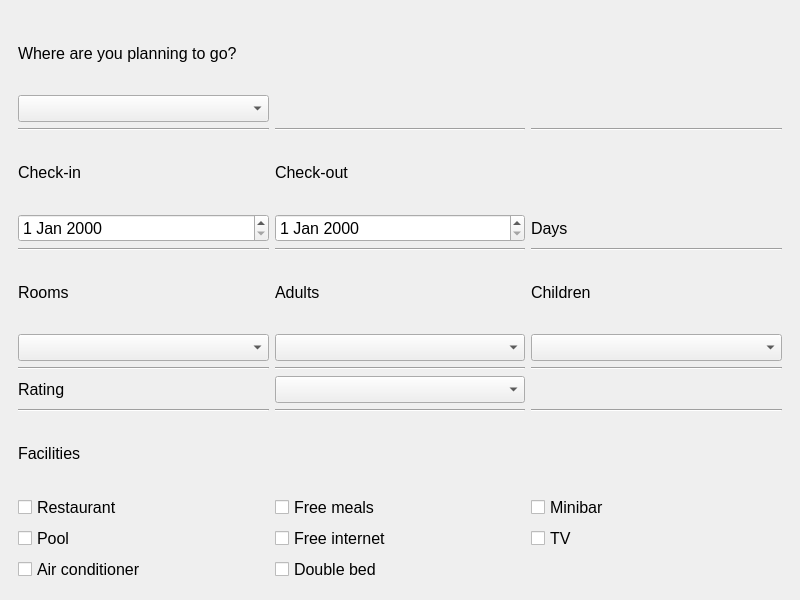
The window that Front/form.ui (veeyslaw/hotelDB) describes before a commit, drawn with Qt 5.
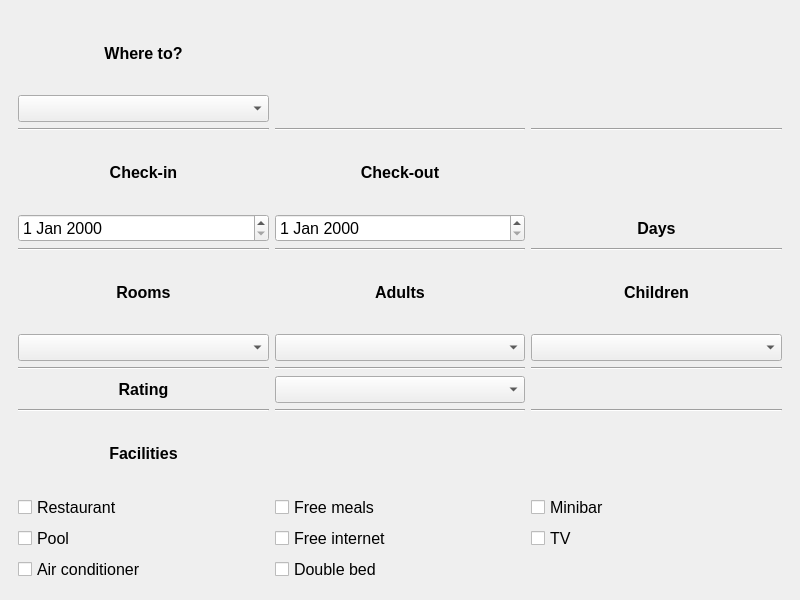
The same window after the commit. The open tabs and pages were chosen to show the change. Icons and pictures are not drawn.

Commit message: Update book page fonts

The edit to the form file:
```diff
--- a/Front/form.ui
+++ b/Front/form.ui
@@ -74,6 +74,16 @@
        </layout>
       </widget>
       <widget class="QWidget" name="book_page">
+       <property name="font">
+        <font>
+         <pointsize>12</pointsize>
+         <weight>50</weight>
+         <bold>false</bold>
+        </font>
+       </property>
+       <property name="autoFillBackground">
+        <bool>false</bool>
+       </property>
        <layout class="QGridLayout" name="gridLayout_3">
         <item row="15" column="1">
          <widget class="QCheckBox" name="free_meals_check_box">
@@ -91,9 +101,19 @@
         </item>
         <item row="3" column="1">
          <widget class="QLabel" name="check_out_label">
+          <property name="font">
+           <font>
+            <pointsize>12</pointsize>
+            <weight>75</weight>
+            <bold>true</bold>
+           </font>
+          </property>
           <property name="text">
            <string>Check-out</string>
           </property>
+          <property name="alignment">
+           <set>Qt::AlignCenter</set>
+          </property>
          </widget>
         </item>
         <item row="11" column="1">
@@ -101,15 +121,35 @@
         </item>
         <item row="6" column="1">
          <widget class="QLabel" name="adult_label">
+          <property name="font">
+           <font>
+            <pointsize>12</pointsize>
+            <weight>75</weight>
+            <bold>true</bold>
+           </font>
+          </property>
           <property name="text">
            <string>Adults</string>
           </property>
+          <property name="alignment">
+           <set>Qt::AlignCenter</set>
+          </property>
          </widget>
         </item>
         <item row="0" column="0">
          <widget class="QLabel" name="city_label">
+          <property name="font">
+           <font>
+            <pointsize>12</pointsize>
+            <weight>75</weight>
+            <bold>true</bold>
+           </font>
+          </property>
           <property name="text">
-           <string>Where are you planning to go?</string>
+           <string>Where to?</string>
+          </property>
+          <property name="alignment">
+           <set>Qt::AlignCenter</set>
           </property>
          </widget>
         </item>
@@ -122,9 +162,19 @@
         </item>
         <item row="6" column="0">
          <widget class="QLabel" name="rooms_label">
+          <property name="font">
+           <font>
+            <pointsize>12</pointsize>
+            <weight>75</weight>
+            <bold>true</bold>
+           </font>
+          </property>
           <property name="text">
            <string>Rooms</string>
           </property>
+          <property name="alignment">
+           <set>Qt::AlignCenter</set>
+          </property>
          </widget>
         </item>
         <item row="8" column="0">
@@ -139,9 +189,19 @@
         </item>
         <item row="3" column="0">
          <widget class="QLabel" name="check_in_label">
+          <property name="font">
+           <font>
+            <pointsize>12</pointsize>
+            <weight>75</weight>
+            <bold>true</bold>
+           </font>
+          </property>
           <property name="text">
            <string>Check-in</string>
           </property>
+          <property name="alignment">
+           <set>Qt::AlignCenter</set>
+          </property>
          </widget>
         </item>
         <item row="2" column="1">
@@ -160,9 +220,19 @@
         </item>
         <item row="11" column="0">
          <widget class="QLabel" name="rating_label">
+          <property name="font">
+           <font>
+            <pointsize>12</pointsize>
+            <weight>75</weight>
+            <bold>true</bold>
+           </font>
+          </property>
           <property name="text">
            <string>Rating</string>
           </property>
+          <property name="alignment">
+           <set>Qt::AlignCenter</set>
+          </property>
          </widget>
         </item>
         <item row="4" column="1">
@@ -187,9 +257,19 @@
         </item>
         <item row="14" column="0">
          <widget class="QLabel" name="facilities_label">
+          <property name="font">
+           <font>
+            <pointsize>12</pointsize>
+            <weight>75</weight>
+            <bold>true</bold>
+           </font>
+          </property>
           <property name="text">
            <string>Facilities</string>
           </property>
+          <property name="alignment">
+           <set>Qt::AlignCenter</set>
+          </property>
          </widget>
         </item>
         <item row="5" column="2">
@@ -215,9 +295,19 @@
         </item>
         <item row="6" column="2">
          <widget class="QLabel" name="children_label">
+          <property name="font">
+           <font>
+            <pointsize>12</pointsize>
+            <weight>75</weight>
+            <bold>true</bold>
+           </font>
+          </property>
           <property name="text">
            <string>Children</string>
           </property>
+          <property name="alignment">
+           <set>Qt::AlignCenter</set>
+          </property>
          </widget>
         </item>
         <item row="13" column="1">
@@ -229,9 +319,19 @@
         </item>
         <item row="4" column="2">
          <widget class="QLabel" name="days_label">
+          <property name="font">
+           <font>
+            <pointsize>12</pointsize>
+            <weight>75</weight>
+            <bold>true</bold>
+           </font>
+          </property>
           <property name="text">
            <string>Days</string>
           </property>
+          <property name="alignment">
+           <set>Qt::AlignCenter</set>
+          </property>
          </widget>
         </item>
         <item row="16" column="0">
```
Left out of the diff: 7 changed lines with no effect on the pictures.
